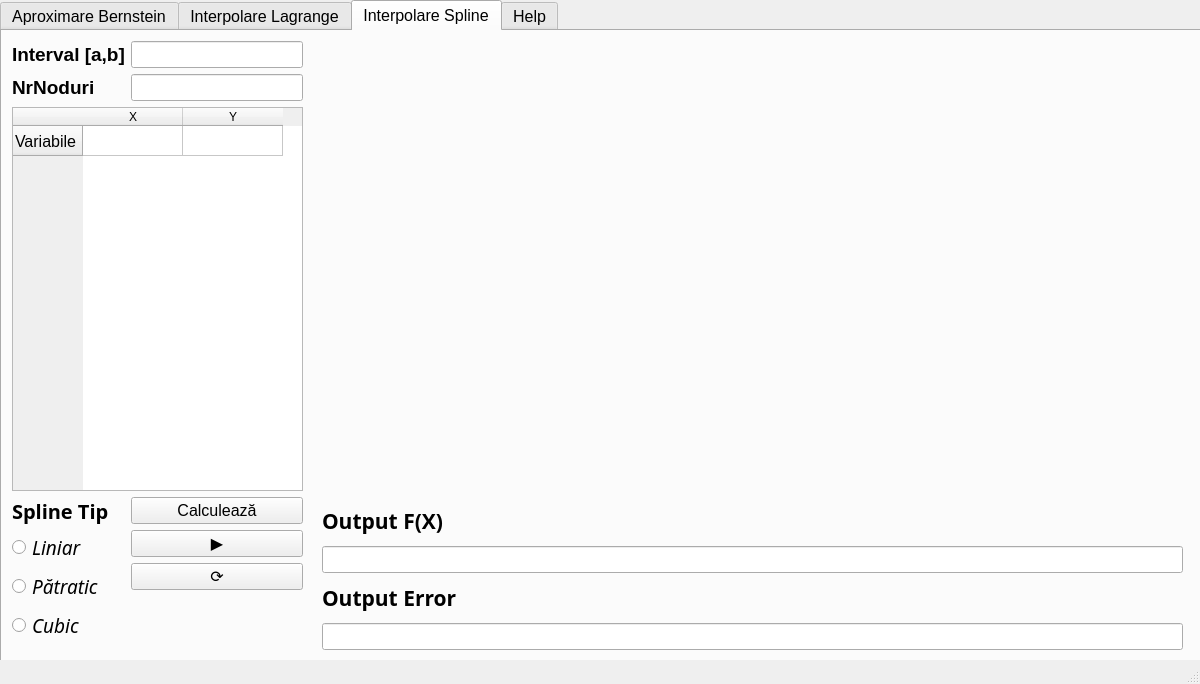
Old version of the form UI_MODEL_01.ui in the repository Vlad-Aureliu-Moraru/PROIECT-PY.
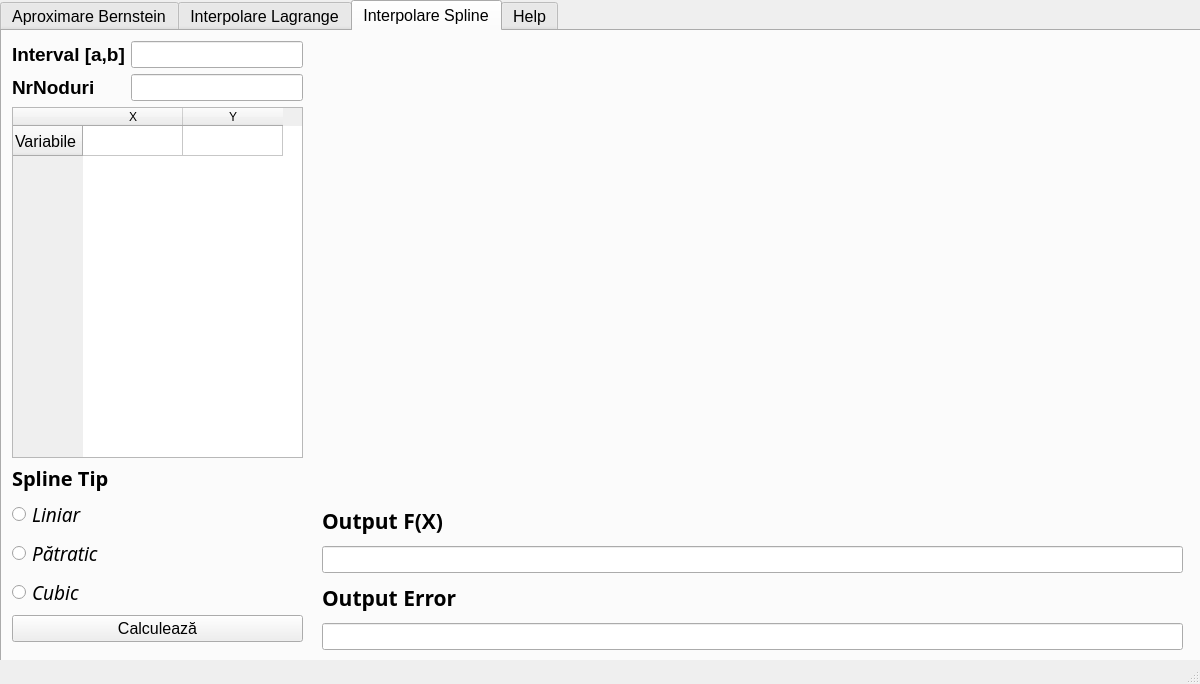
New version of the form. The open tabs and pages were chosen to show the change.

```diff
--- a/UI_MODEL_01.ui
+++ b/UI_MODEL_01.ui
@@ -13,7 +13,6 @@
   <property name="font">
    <font>
     <pointsize>12</pointsize>
-    <weight>50</weight>
     <bold>false</bold>
    </font>
   </property>
@@ -575,7 +574,7 @@
          </column>
         </widget>
        </item>
-       <item row="3" column="0">
+       <item row="3" column="0" colspan="2">
         <layout class="QVBoxLayout" name="verticalLayout_12">
          <item>
           <widget class="QLabel" name="IS_LABEL_TIP">
@@ -583,7 +582,6 @@
             <font>
              <family>Fira Mono</family>
              <pointsize>15</pointsize>
-             <weight>75</weight>
              <bold>true</bold>
             </font>
            </property>
@@ -598,7 +596,6 @@
             <font>
              <family>Fira Sans</family>
              <pointsize>14</pointsize>
-             <weight>50</weight>
              <italic>true</italic>
              <bold>false</bold>
             </font>
@@ -614,7 +611,6 @@
             <font>
              <family>Fira Sans</family>
              <pointsize>14</pointsize>
-             <weight>50</weight>
              <italic>true</italic>
              <bold>false</bold>
             </font>
@@ -630,7 +626,6 @@
             <font>
              <family>Fira Sans</family>
              <pointsize>14</pointsize>
-             <weight>50</weight>
              <italic>true</italic>
              <bold>false</bold>
             </font>
@@ -640,10 +635,6 @@
            </property>
           </widget>
          </item>
-        </layout>
-       </item>
-       <item row="3" column="1">
-        <layout class="QVBoxLayout" name="verticalLayout_7">
          <item>
           <widget class="QPushButton" name="IS_BUTTON_CALCULEAZA">
            <property name="text">
@@ -651,34 +642,6 @@
            </property>
           </widget>
          </item>
-         <item>
-          <widget class="QPushButton" name="IS_BUTTON_PLAY">
-           <property name="font">
-            <font>
-             <pointsize>12</pointsize>
-             <weight>50</weight>
-             <bold>false</bold>
-            </font>
-           </property>
-           <property name="text">
-            <string>▶</string>
-           </property>
-          </widget>
-         </item>
-         <item>
-          <widget class="QPushButton" name="IS_BUTTON_NEXT">
-           <property name="font">
-            <font>
-             <pointsize>12</pointsize>
-             <weight>50</weight>
-             <bold>false</bold>
-            </font>
-           </property>
-           <property name="text">
-            <string>⟳</string>
-           </property>
-          </widget>
-         </item>
         </layout>
        </item>
       </layout>
```
Left out of the diff: 65 changed lines with no effect on the pictures.
